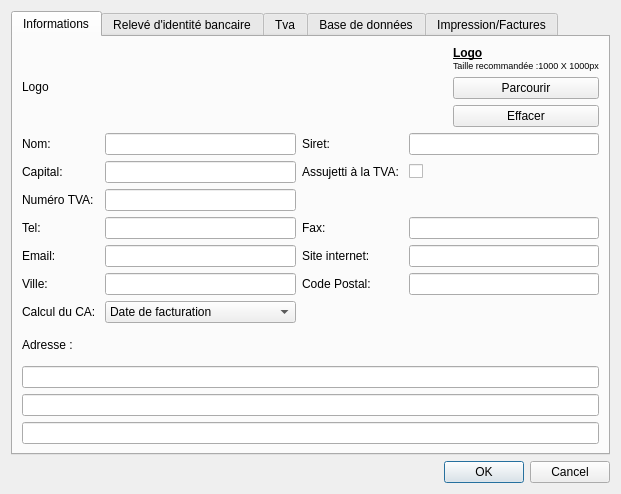
First picture: the form in src/dialogsettings.ui, repository cfdev/mcercle, before the edit.
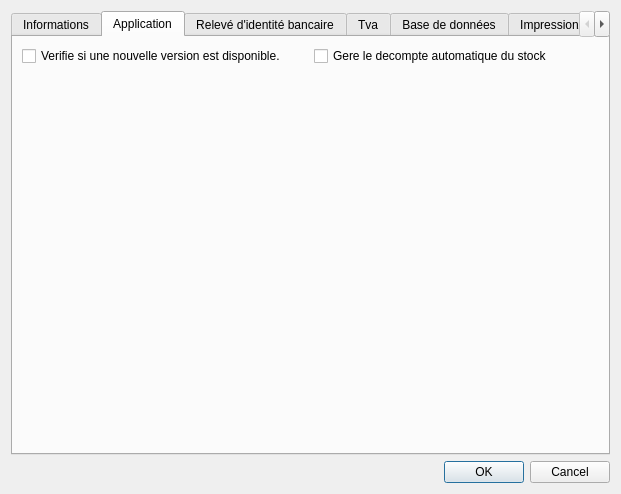
Second picture: the form after the edit. Icons and pictures are not drawn.

Patch:
```diff
--- a/src/dialogsettings.ui
+++ b/src/dialogsettings.ui
@@ -29,7 +29,7 @@
      <item>
       <widget class="QTabWidget" name="tabWidget">
        <property name="currentIndex">
-        <number>0</number>
+        <number>1</number>
        </property>
        <property name="iconSize">
         <size>
@@ -308,6 +308,63 @@
          </item>
         </layout>
        </widget>
+       <widget class="QWidget" name="tab_Application">
+        <attribute name="icon">
+         <iconset resource="../ressources.qrc">
+          <normaloff>:/app/config</normaloff>:/app/config</iconset>
+        </attribute>
+        <attribute name="title">
+         <string>Application</string>
+        </attribute>
+        <layout class="QVBoxLayout" name="verticalLayout_12">
+         <item>
+          <layout class="QVBoxLayout" name="verticalLayout_11">
+           <item>
+            <layout class="QGridLayout" name="gridLayout_6">
+             <item row="0" column="0">
+              <widget class="QCheckBox" name="checkBox_checkVersion">
+               <property name="text">
+                <string>Verifie si une nouvelle version est disponible.</string>
+               </property>
+               <property name="icon">
+                <iconset resource="../ressources.qrc">
+                 <normaloff>:/app/ok</normaloff>:/app/ok</iconset>
+               </property>
+               <property name="checked">
+                <bool>false</bool>
+               </property>
+              </widget>
+             </item>
+             <item row="0" column="1">
+              <widget class="QCheckBox" name="checkBox_manageStock">
+               <property name="text">
+                <string>Gere le decompte automatique du stock</string>
+               </property>
+               <property name="icon">
+                <iconset resource="../ressources.qrc">
+                 <normaloff>:/app/products</normaloff>:/app/products</iconset>
+               </property>
+              </widget>
+             </item>
+            </layout>
+           </item>
+           <item>
+            <spacer name="verticalSpacer_4">
+             <property name="orientation">
+              <enum>Qt::Vertical</enum>
+             </property>
+             <property name="sizeHint" stdset="0">
+              <size>
+               <width>20</width>
+               <height>40</height>
+              </size>
+             </property>
+            </spacer>
+           </item>
+          </layout>
+         </item>
+        </layout>
+       </widget>
        <widget class="QWidget" name="tab_bank">
         <attribute name="icon">
          <iconset resource="../ressources.qrc">
```
Left out of the diff: 26 changed lines with no effect on the pictures.
